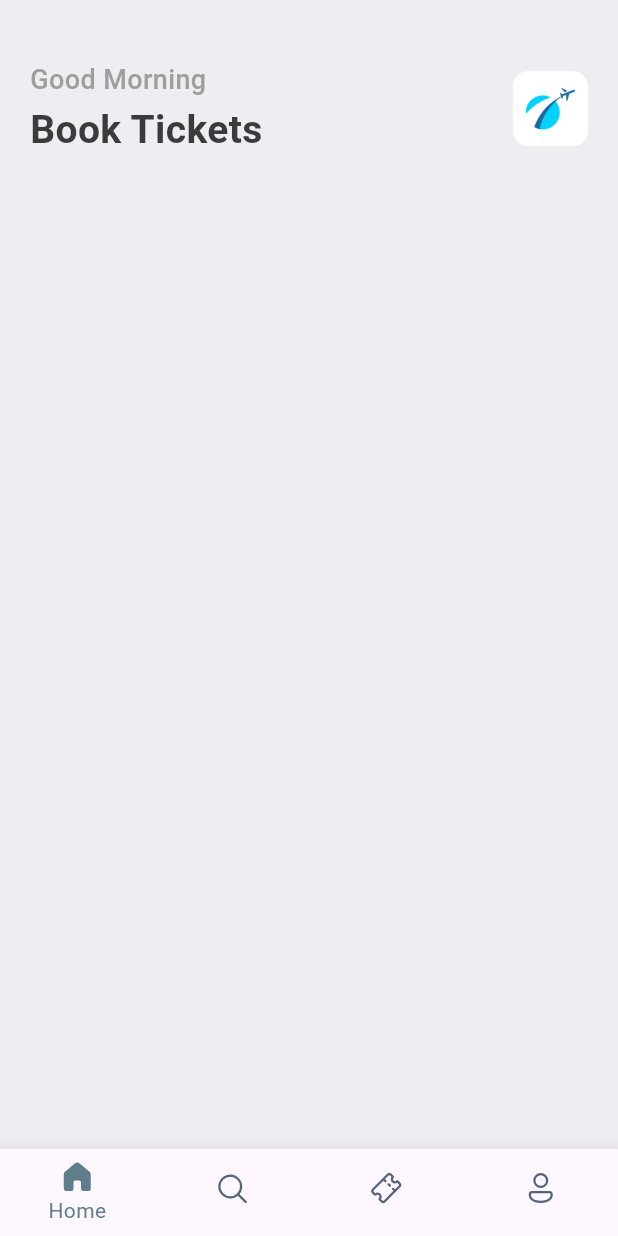
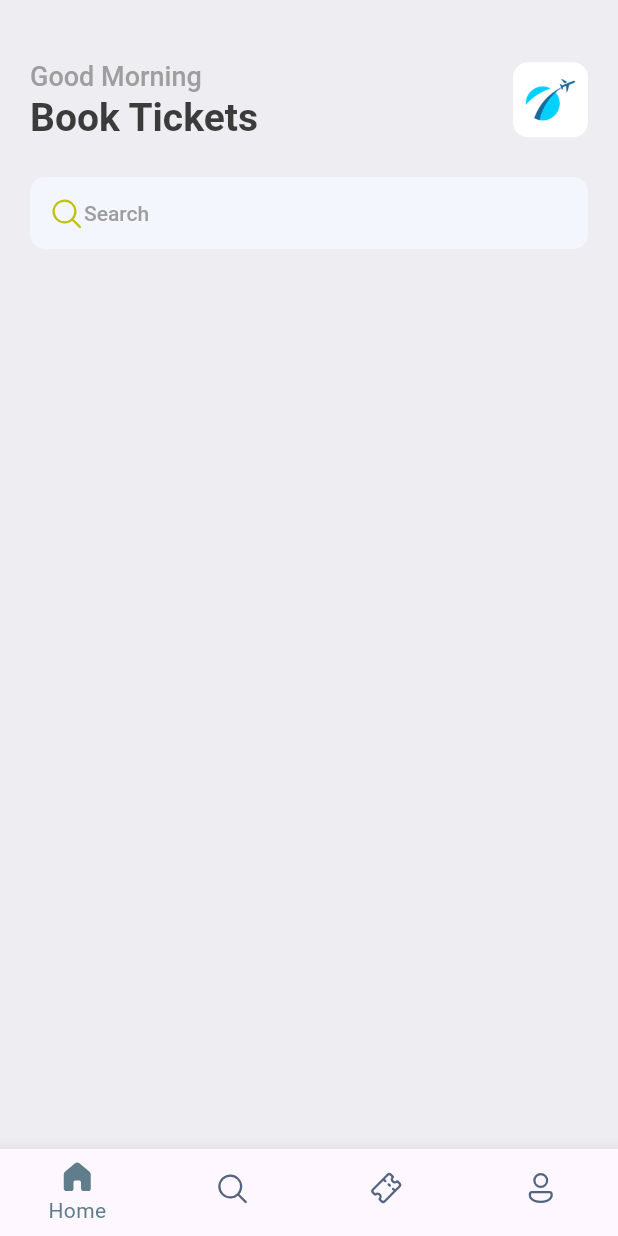
Before and after one commit to fjr619/BookTickets, a Flutter app: the screen it shows after launch, on a phone screen of 412 x 824 dp. Run offline on Flutter 3.47's test engine with Material 2 defaults, Android fonts, the phone set to English and light mode, and no system bars; our stand-ins replace fluentui_system_icons, gap.

Commit message:
home screen: search bar

```diff
--- a/lib/main.dart
+++ b/lib/main.dart
@@ -1,4 +1,5 @@
 import 'package:booktickets/screens/bottom_bar.dart';
+import 'package:booktickets/util/app_style.dart';
 import 'package:flutter/material.dart';
 
 void main() {
@@ -15,23 +16,8 @@ class MyApp extends StatelessWidget {
       debugShowCheckedModeBanner: false,
       title: 'Flutter Demo',
       theme: ThemeData(
-        // This is the theme of your application.
-        //
-        // TRY THIS: Try running your application with "flutter run". You'll see
-        // the application has a blue toolbar. Then, without quitting the app,
-        // try changing the seedColor in the colorScheme below to Colors.green
-        // and then invoke "hot reload" (save your changes or press the "hot
-        // reload" button in a Flutter-supported IDE, or press "r" if you used
-        // the command line to start the app).
-        //
-        // Notice that the counter didn't reset back to zero; the application
-        // state is not lost during the reload. To reset the state, use hot
-        // restart instead.
-        //
-        // This works for code too, not just values: Most code changes can be
-        // tested with just a hot reload.
-        colorScheme: ColorScheme.fromSeed(seedColor: Colors.deepPurple),
-        useMaterial3: true,
+        primaryColor: primary,
+        // useMaterial3: true,
       ),
       home: const BottomBar(),
     );
--- a/lib/screens/home/home_screen.dart
+++ b/lib/screens/home/home_screen.dart
@@ -1,4 +1,5 @@
 import 'package:booktickets/util/app_style.dart';
+import 'package:fluentui_system_icons/fluentui_system_icons.dart';
 import 'package:flutter/material.dart';
 import 'package:gap/gap.dart';
 
@@ -33,7 +34,25 @@ class HomeScreen extends StatelessWidget {
                       child: Image.asset("assets/images/img_1.png", height: 50, width: 50, fit: BoxFit.fill,),
                     )
                   ],
+                ),
+                const Gap(25),
+                Container(
+                  decoration: BoxDecoration(
+                    borderRadius: BorderRadius.circular(10),
+                    color: Color(0xFFF4F6FD)
+                  ),
+                  padding: const EdgeInsets.symmetric(horizontal: 12, vertical: 12),
+                  child: Row(
+                  children: [
+                    const Icon(FluentIcons.search_24_regular, color: Color(0xFFBFC205),),
+                    Text(
+                      "Search",
+                      style: Styles.headlineTextStyle4,
+                    )
+                  ],
+                ),
                 )
+
               ],
             ),
           )
```
